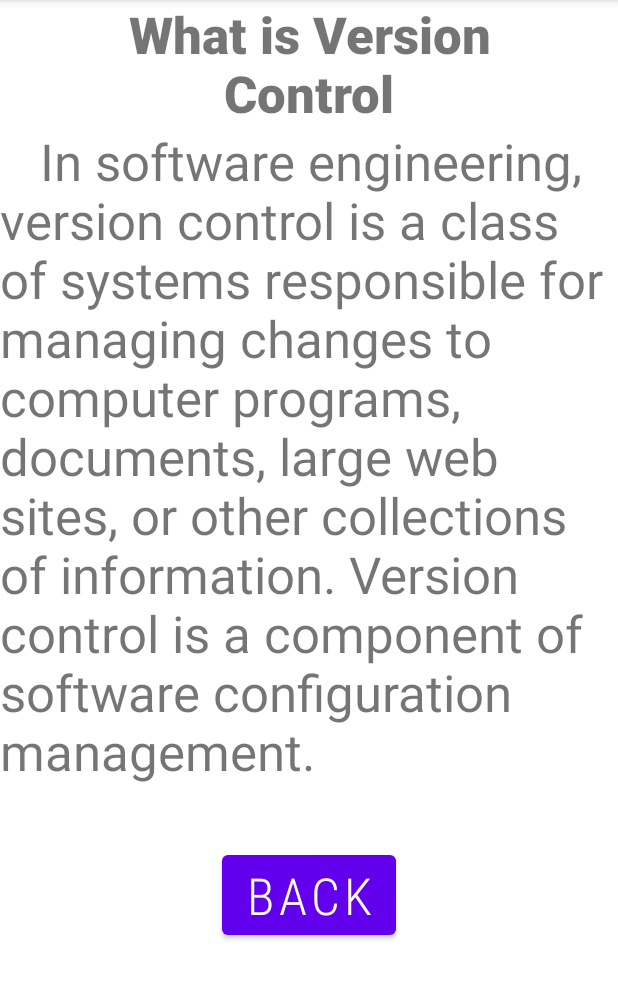
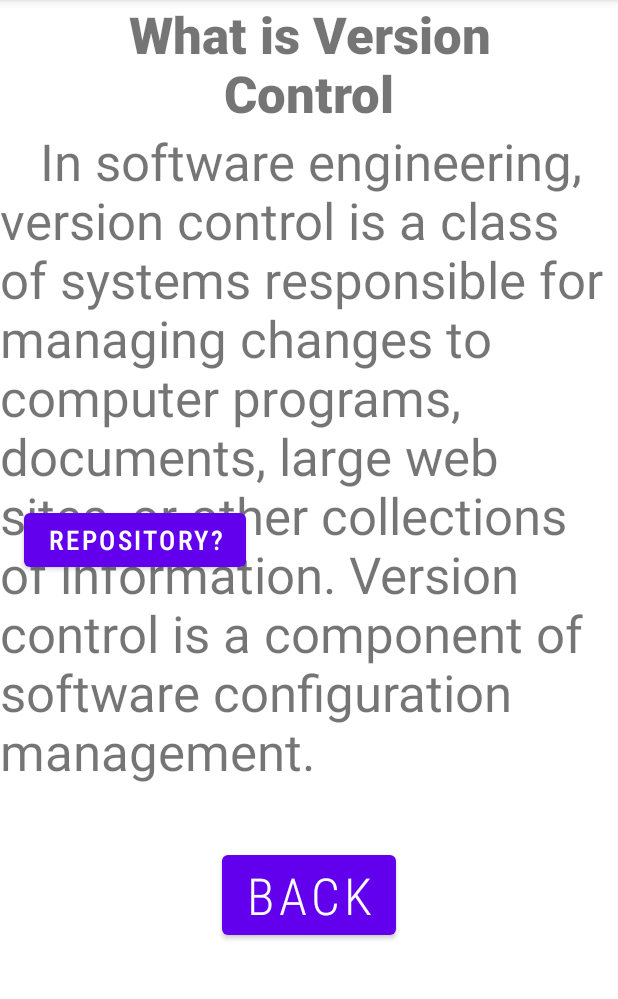
Before and after one commit to MuhammadSaqibShoaib/GithubManual, an Android app: the screen it shows after launch (MainActivity), after a tap on "VERSION CONTROL?", on a phone screen of 412 x 824 dp, the part 84-1083 px from its top. Run offline under Robolectric (Android 15) with nearby library versions, the phone set to English and light mode, and no system bars.

Commit message:
Repository button functioning

```diff
--- a/app/src/main/java/com/example/githubmanual/MainActivity.java
+++ b/app/src/main/java/com/example/githubmanual/MainActivity.java
@@ -11,6 +11,7 @@ import android.widget.TextView;
 
 public class MainActivity extends AppCompatActivity {
 Button vcs_btn;
+Button rep_btn;
 TextView MainText,heading;
     @Override
     protected void onCreate(Bundle savedInstanceState) {
@@ -19,8 +20,9 @@ TextView MainText,heading;
         MainText = findViewById(R.id.text1);
         heading = findViewById(R.id.heading);
         vcs_btn = findViewById(R.id.btn1);
-
+        rep_btn = findViewById(R.id.btn_2);
         vcs_btn.setOnClickListener(v -> VCS_BTN(v));
+        rep_btn.setOnClickListener(v -> REP_BTN(v));
     }
 
 
@@ -39,10 +41,24 @@ TextView MainText,heading;
         transaction.commit();
     }
 
+    public void REP_BTN(View v){
+        VisiblityRemover(v);
+        // sending data to fragment
+        Bundle bundle = new Bundle();
+        bundle.putString("heading",getString(R.string.REP_Frag));
+        bundle.putString("def",getString(R.string.REP_Def));
 
+        // opening a fragment
+        Fragment definationFragment = new DefinationFragment();
+        definationFragment.setArguments(bundle);
+        FragmentTransaction transaction = getSupportFragmentManager().beginTransaction();
+        transaction.replace(R.id.container,definationFragment);
+        transaction.commit();
+    }
     public void VisiblityRemover(View v){
         MainText.setVisibility(v.GONE);
         heading.setVisibility(v.GONE);
         vcs_btn.setVisibility(v.GONE);
+        rep_btn.setVisibility(v.GONE);
     }
 }
--- a/app/src/main/res/layout/activity_main.xml
+++ b/app/src/main/res/layout/activity_main.xml
@@ -53,4 +53,34 @@
         app:layout_constraintTop_toTopOf="parent"
         app:layout_constraintVertical_bias="0.352" />
 
+    <Button
+
+        android:id="@+id/btn_2"
+        android:layout_width="wrap_content"
+        android:layout_height="wrap_content"
+        android:text="@string/btn_2"
+        android:textSize="18sp"
+        app:fontFamily="sans-serif-condensed-medium"
+        app:layout_constraintBottom_toBottomOf="parent"
+        app:layout_constraintHorizontal_bias="0.938"
+        app:layout_constraintLeft_toLeftOf="parent"
+        app:layout_constraintRight_toRightOf="parent"
+        app:layout_constraintTop_toTopOf="parent"
+        app:layout_constraintVertical_bias="0.351" />
+
+    <Button
+
+        android:id="@+id/btn_3"
+        android:layout_width="wrap_content"
+        android:layout_height="wrap_content"
+        android:text="@string/btn_2"
+        android:textSize="18sp"
+        app:fontFamily="sans-serif-condensed-medium"
+        app:layout_constraintBottom_toBottomOf="parent"
+        app:layout_constraintHorizontal_bias="0.061"
+        app:layout_constraintLeft_toLeftOf="parent"
+        app:layout_constraintRight_toRightOf="parent"
+        app:layout_constraintTop_toTopOf="parent"
+        app:layout_constraintVertical_bias="0.467" />
+
 </androidx.constraintlayout.widget.ConstraintLayout>
--- a/app/src/main/res/values/strings.xml
+++ b/app/src/main/res/values/strings.xml
@@ -8,9 +8,19 @@
     <string name="VCSDef">\t\tIn software engineering, version control is a class of systems responsible for managing changes to computer programs, documents, large web sites, or other collections of information. Version control is a component of software configuration management.</string>
     <string name="VCS_Frag">What is Version Control</string>
 
+
     <!--Repositry related data (second button)-->
+    <string name="btn_2">Repository?</string>
+    <string name="REP_Def">A location for storage, often for safety or preservation. (computing) a storage location for files, such as downloadable software packages, or files in a source control system. A burial vault. (figuratively) A person to whom a secret is entrusted.</string>
+    <string name="REP_Frag">What is Repository</string>
 
-    <string name="btn_2">Github Docs</string>
+
+    <!--Commit Related data (3rd button)-->
+
+
+
+
+    <string name="btn_x">Github Docs</string>
     <string name="gitDocs">https://docs.github.com/en</string>
     <!-- TODO: Remove or change this placeholder text -->
 
```
